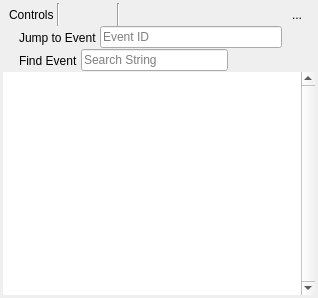
This is qrenderdoc/Windows/EventBrowser.ui in alexander-a-kharlamov/renderdoc as Qt 5 draws it before an edit. The edited form follows.
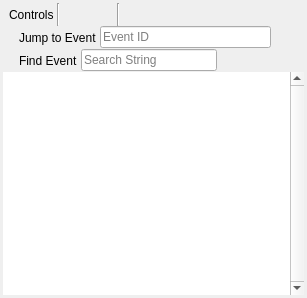
This is the edited form. Icons and pictures are not drawn. Custom widgets are drawn as their Qt base class.

Commit message: Update to use more final sockets workflow, remove hacks/clipboard

Diff of the .ui file:
```diff
--- a/qrenderdoc/Windows/EventBrowser.ui
+++ b/qrenderdoc/Windows/EventBrowser.ui
@@ -6,7 +6,7 @@
    <rect>
     <x>0</x>
     <y>0</y>
-    <width>281</width>
+    <width>307</width>
     <height>298</height>
    </rect>
   </property>
@@ -191,20 +191,6 @@
        </property>
       </widget>
      </item>
-     <item>
-      <widget class="QToolButton" name="rgpHack">
-       <property name="text">
-        <string>...</string>
-       </property>
-       <property name="icon">
-        <iconset resource="../Resources/resources.qrc">
-         <normaloff>:/connect.png</normaloff>:/connect.png</iconset>
-       </property>
-       <property name="autoRaise">
-        <bool>true</bool>
-       </property>
-      </widget>
-     </item>
      <item>
       <spacer name="horizontalSpacer">
        <property name="orientation">
```
The commit also changes 10 other files.
